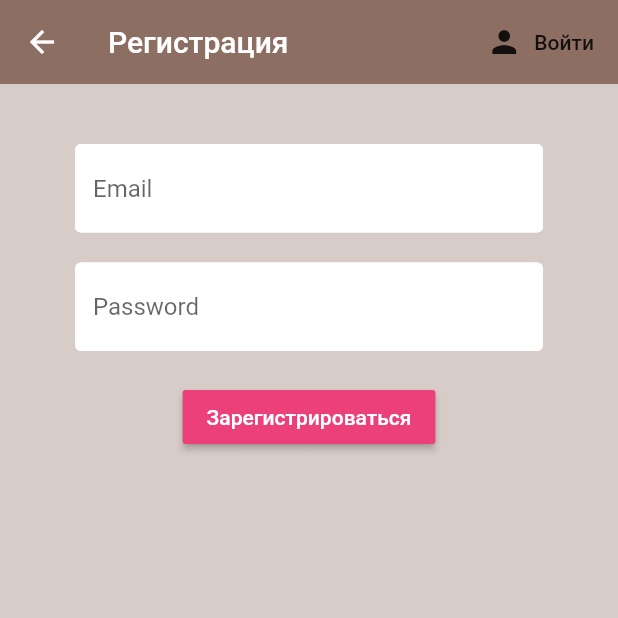
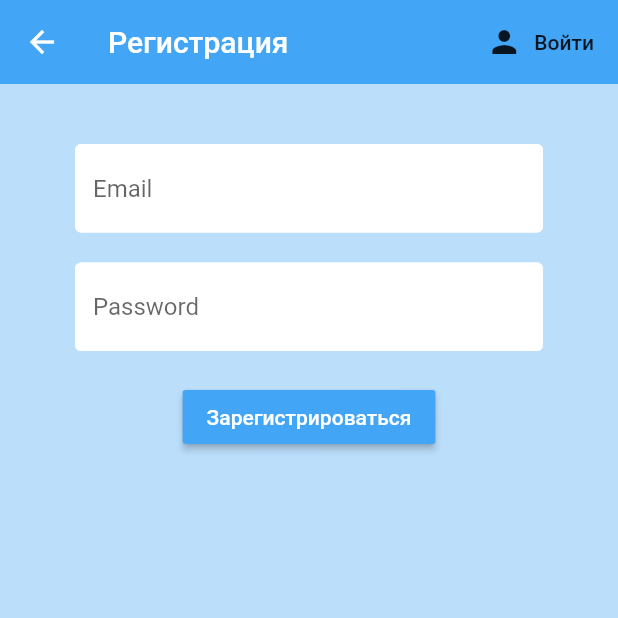
Before and after one commit to navodkin/testapp, a Flutter app: the Register screen opened directly, on a phone screen of 412 x 824 dp, the top half of it. Run offline on Flutter 3.47's test engine with Material 2 defaults, Android fonts, the phone set to English and light mode, and no system bars; our stand-ins replace firebase_auth, firebase_core; accounts and stored records are empty.

Commit message:
3 commit colors blue

```diff
--- a/lib/screens/authenticate/register.dart
+++ b/lib/screens/authenticate/register.dart
@@ -24,9 +24,9 @@ class _RegisterState extends State<Register> {
   @override
   Widget build(BuildContext context) {
     return Scaffold(
-      backgroundColor: Colors.brown[100],
+      backgroundColor: Colors.blue[100],
       appBar: AppBar(
-        backgroundColor: Colors.brown[400],
+        backgroundColor: Colors.blue[400],
         elevation: 0.0,
         title: Text('Регистрация'),
         actions: <Widget>[
@@ -66,7 +66,7 @@ class _RegisterState extends State<Register> {
               ),
               SizedBox(height: 20.0),
               RaisedButton(
-                color: Colors.pink[400],
+                color: Colors.blue[400],
                 child: Text(
                   'Зарегистрироваться',
                   style: TextStyle(color: Colors.white),
--- a/lib/screens/home/home.dart
+++ b/lib/screens/home/home.dart
@@ -10,8 +10,8 @@ final AuthService _auth = AuthService();
     return Scaffold(
       backgroundColor: Colors.brown[50],
       appBar: AppBar(
-        title: Text('Кофейня'),
-        backgroundColor: Colors.brown[400],
+        title: Text('Рыболовный спорт'),
+        backgroundColor: Colors.blue[500],
         elevation: 0.0,
         actions: <Widget>[
           FlatButton.icon(
--- a/lib/shared/constants.dart
+++ b/lib/shared/constants.dart
@@ -7,6 +7,6 @@ const textInputDecoration = InputDecoration(
           borderSide: BorderSide(color: Colors.white, width: 2.0)
         ),
           focusedBorder: OutlineInputBorder(
-            borderSide: BorderSide(color: Colors.pink, width: 2.0)
+            borderSide: BorderSide(color: Colors.blue, width: 2.0)
           ),
 );
```
